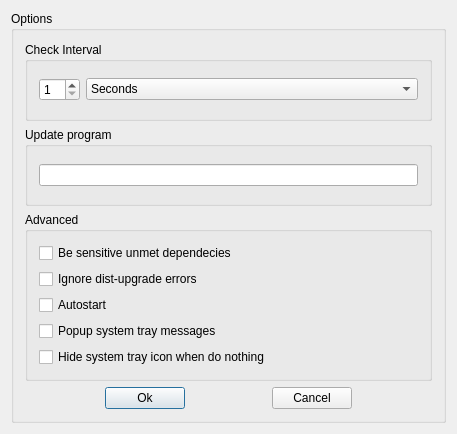
This is apt-indicator/agent/config_dialog.ui in imz/apt-indicator as Qt 5 draws it before an edit. The edited form follows.
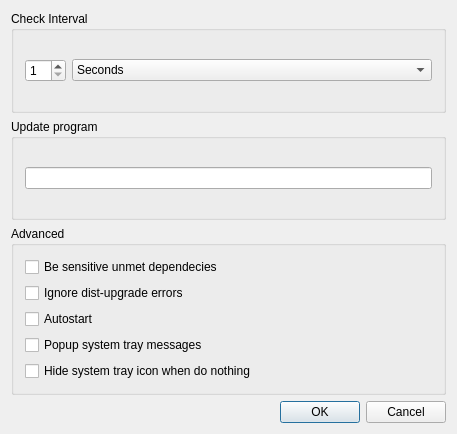
This is the edited form.

Commit message: - use QDialogButtonBox

Diff of the .ui file:
```diff
--- a/apt-indicator/agent/config_dialog.ui
+++ b/apt-indicator/agent/config_dialog.ui
@@ -14,14 +14,8 @@
   <property name="windowTitle">
    <string>Configuration</string>
   </property>
-  <layout class="QGridLayout">
-   <item row="0" column="0">
-    <widget class="QGroupBox" name="groupBox1">
-     <property name="title">
-      <string>Options</string>
-     </property>
-     <layout class="QGridLayout" name="gridLayout_4">
-      <item row="0" column="0" colspan="5">
+  <layout class="QVBoxLayout" name="verticalLayout_2">
+   <item>
        <widget class="QGroupBox" name="groupBox3">
         <property name="title">
          <string>Check Interval</string>
@@ -86,7 +80,7 @@
         </layout>
        </widget>
       </item>
-      <item row="1" column="0" colspan="5">
+   <item>
        <widget class="QGroupBox" name="groupBox5">
         <property name="title">
          <string>Update program</string>
@@ -111,7 +105,7 @@
         </layout>
        </widget>
       </item>
-      <item row="2" column="0" colspan="5">
+   <item>
        <widget class="QGroupBox" name="groupBox4">
         <property name="title">
          <string>Advanced</string>
@@ -155,60 +149,11 @@
         </layout>
        </widget>
       </item>
-      <item row="3" column="0">
-       <spacer name="horizontalSpacer_2">
-        <property name="orientation">
-         <enum>Qt::Horizontal</enum>
-        </property>
-        <property name="sizeHint" stdset="0">
-         <size>
-          <width>40</width>
-          <height>20</height>
-         </size>
-        </property>
-       </spacer>
-      </item>
-      <item row="3" column="1">
-       <widget class="QPushButton" name="okButton">
-        <property name="text">
-         <string>Ok</string>
-        </property>
-       </widget>
-      </item>
-      <item row="3" column="2">
-       <spacer name="horizontalSpacer">
-        <property name="orientation">
-         <enum>Qt::Horizontal</enum>
-        </property>
-        <property name="sizeHint" stdset="0">
-         <size>
-          <width>40</width>
-          <height>20</height>
-         </size>
-        </property>
-       </spacer>
-      </item>
-      <item row="3" column="3">
-       <widget class="QPushButton" name="cancelButton">
-        <property name="text">
-         <string>Cancel</string>
-        </property>
-       </widget>
-      </item>
-      <item row="3" column="4">
-       <spacer name="horizontalSpacer_3">
-        <property name="orientation">
-         <enum>Qt::Horizontal</enum>
-        </property>
-        <property name="sizeHint" stdset="0">
-         <size>
-          <width>40</width>
-          <height>20</height>
-         </size>
-        </property>
-       </spacer>
-      </item>
-     </layout>
+   <item>
+    <widget class="QDialogButtonBox" name="buttonBox">
+     <property name="standardButtons">
+      <set>QDialogButtonBox::Cancel|QDialogButtonBox::Ok</set>
+     </property>
     </widget>
    </item>
   </layout>
```
Left out of the diff: 26 changed lines with no effect on the pictures. Lines whose indentation alone changed are shown as unchanged.
